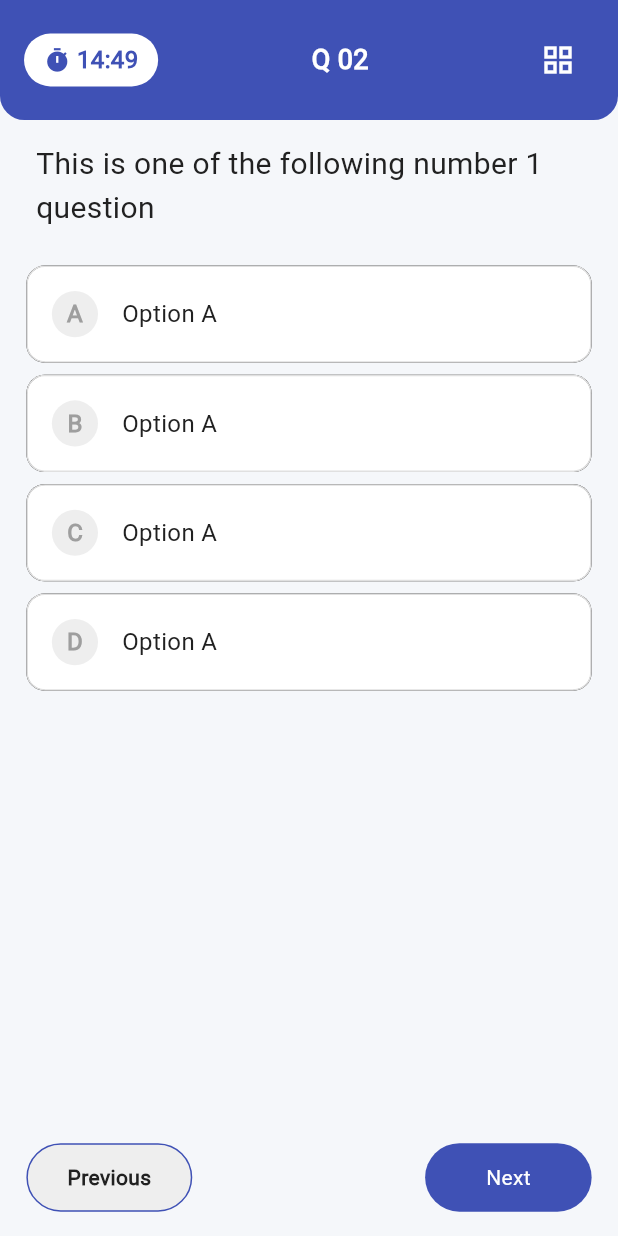
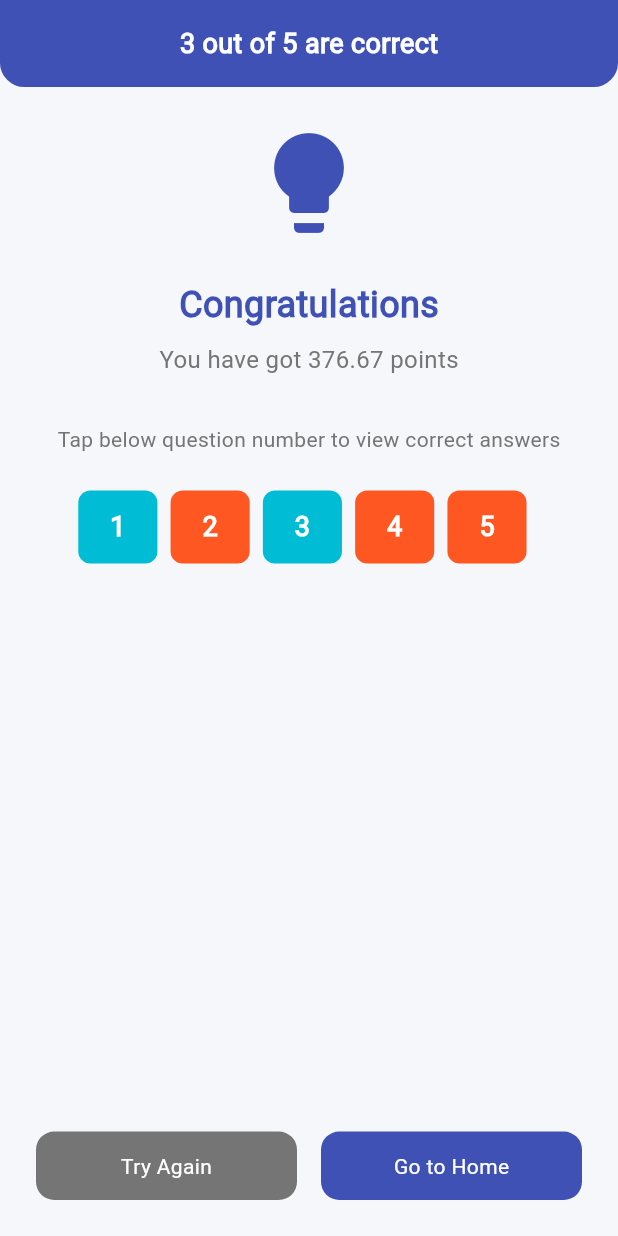
Before and after one commit to obialohenry/dartquizz, a Flutter app: the screen it shows after launch, after a tap on "Physics", on a phone screen of 412 x 824 dp. Run offline on Flutter 3.47's test engine with Material 3 defaults, Android fonts, the light colour scheme and no system bars; our stand-ins replace flutter_riverpod, flutter_screenutil, flutter_svg.

Commit message:
build: Quiz Result Screen

```diff
--- a/lib/config/app_colors.dart
+++ b/lib/config/app_colors.dart
@@ -21,4 +21,5 @@ class AppColors {
   static const kCharcoalBlack = Color(0xff212121);
   static const kSteelGray = Color(0xff757575);
   static const kFlameOrange = Color(0xFFFF5722);
+  static const kBrightCyan = Color(0xff00BCD4);
 }
--- a/lib/config/app_strings.dart
+++ b/lib/config/app_strings.dart
@@ -19,3 +19,7 @@ const contactMe = "Contact Me";
 const web = "Web";
 const email = "Email";
 const sisu = "SISU";
+const congratulations = "Congratulations";
+const tapBelowQuestionNumberToViewAnswer = "Tap below question number to view correct answers";
+const tryAgain = "Try Again";
+const goHome = "Go to Home";
--- a/lib/src/screens.dart
+++ b/lib/src/screens.dart
@@ -4,3 +4,4 @@ export 'package:dartquizz/view/screens/dashboard/profile_screen.dart';
 export 'package:dartquizz/view/screens/dashboard/progress_screen.dart';
 export 'package:dartquizz/view/screens/log_in_screen.dart';
 export 'package:dartquizz/view/screens/dashboard/home/quiz_question_screen.dart';
+export 'package:dartquizz/view/screens/dashboard/home/quiz_result_screen.dart';
--- a/lib/view/screens/dashboard/home/home_screen.dart
+++ b/lib/view/screens/dashboard/home/home_screen.dart
@@ -51,7 +51,8 @@ class HomeScreen extends StatelessWidget {
                         color: Colors.blue.withAlpha((0.9 * 255).toInt()),
                         onTap: () {
                           // logInAlertDialog(context);
-                          navigatePush(context, QuizQuestionScreen());
+                          //TODO:A check for when a user has not logged in, so the login alert can display instead of the navigation to the quiz question screen.
+                          navigatePush(context, QuizResultScreen());
                         },
                         cardIcon: Icon(Icons.science_outlined, size: 32, color: Colors.black),
                         title: "Physics",
--- /dev/null
+++ b/lib/view/screens/dashboard/home/quiz_result_screen.dart
@@ -0,0 +1,121 @@
+import 'package:dartquizz/src/components.dart';
+import 'package:dartquizz/src/config.dart';
+import 'package:flutter/material.dart';
+
+class QuizResultScreen extends StatefulWidget {
+  const QuizResultScreen({super.key});
+
+  @override
+  State<QuizResultScreen> createState() => _QuizResultScreenState();
+}
+
+class _QuizResultScreenState extends State<QuizResultScreen> {
+  @override
+  Widget build(BuildContext context) {
+    return Scaffold(
+      backgroundColor: AppColors.kWhisperGray,
+      body: SafeArea(
+        child: Column(
+          mainAxisAlignment: MainAxisAlignment.spaceBetween,
+          children: [
+            Column(
+              children: [
+                Container(
+                  padding: EdgeInsets.all(16),
+                  alignment: Alignment.center,
+                  decoration: BoxDecoration(
+                    borderRadius: BorderRadius.only(
+                      bottomLeft: Radius.circular(16.r),
+                      bottomRight: Radius.circular(16.r),
+                    ),
+                    color: AppColors.kRoyalIndigo,
+                  ),
+                  child: TextView(
+                    text: "3 out of 5 are correct",
+                    fontSize: 18.spMin,
+                    fontWeight: FontWeight.bold,
+                  ),
+                ),
+                 Padding(
+              padding: EdgeInsets.all(24),
+              child: Column(
+                children: [
+                  Icon(Icons.lightbulb, size: 80.spMin, color: AppColors.kRoyalIndigo),
+                  Gap(24),
+                  TextView(
+                    text: congratulations,
+                    color: AppColors.kRoyalIndigo,
+                    fontSize: 24.spMin,
+                    fontWeight: FontWeight.bold,
+                  ),
+                  Gap(8),
+                  TextView(
+                    text: "You have got 376.67 points",
+                    fontSize: 16.spMin,
+                    color: AppColors.kSteelGray,
+                  ),
+                  Gap(32),
+                  TextView(
+                    text: tapBelowQuestionNumberToViewAnswer,
+                    fontSize: 14,
+                    color: AppColors.kSteelGray,
+                  ),
+                  Gap(24),
+                  Row(
+                    mainAxisAlignment: MainAxisAlignment.center,
+                    children: List.generate(5, (index) {
+                      return Container(
+                        alignment: Alignment.center,
+                        margin: EdgeInsets.only(right: 8.w),
+                        width: 48.w,
+                        height: 48.h,
+                        decoration: BoxDecoration(
+                          borderRadius: BorderRadius.circular(8.r),
+                          color:
+                              (index + 1) == 1 || (index + 1) == 3
+                                  ? AppColors.kBrightCyan
+                                  : AppColors.kFlameOrange,
+                        ),
+                        child: TextView(
+                          text: "${index + 1}",
+                          fontSize: 18.spMin,
+                          fontWeight: FontWeight.bold,
+                        ),
+                      );
+                    }),
+                  ),
+                ],
+              ),
+            ),
+              ],
+            ),
+                       Padding(
+              padding: const EdgeInsets.all(24.0),
+              child: Row(
+                children: [
+                  Expanded(
+                    child: DefaultButtonMain(
+                      padding: EdgeInsets.symmetric(vertical: 12),
+                      borderRadius: 12.r,
+                      color: AppColors.kSteelGray,
+                      text: tryAgain,
+                    ),
+                  ),
+                  Gap(16),
+                   Expanded(
+                    child: DefaultButtonMain(
+                      padding: EdgeInsets.symmetric(vertical: 12),
+                      borderRadius: 12.r,
+                      color: AppColors.kRoyalIndigo,
+                      text: goHome,
+                    ),
+                  ),
+                ],
+              ),
+            ),
+          ],
+        ),
+      ),
+    );
+  }
+}
```
